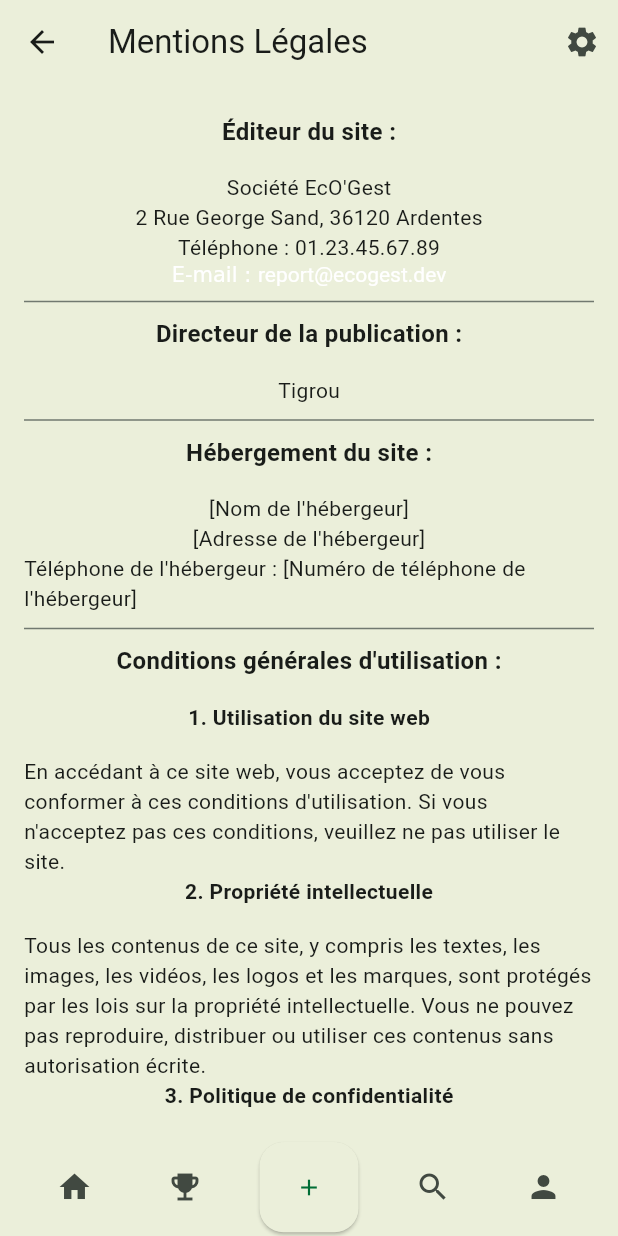
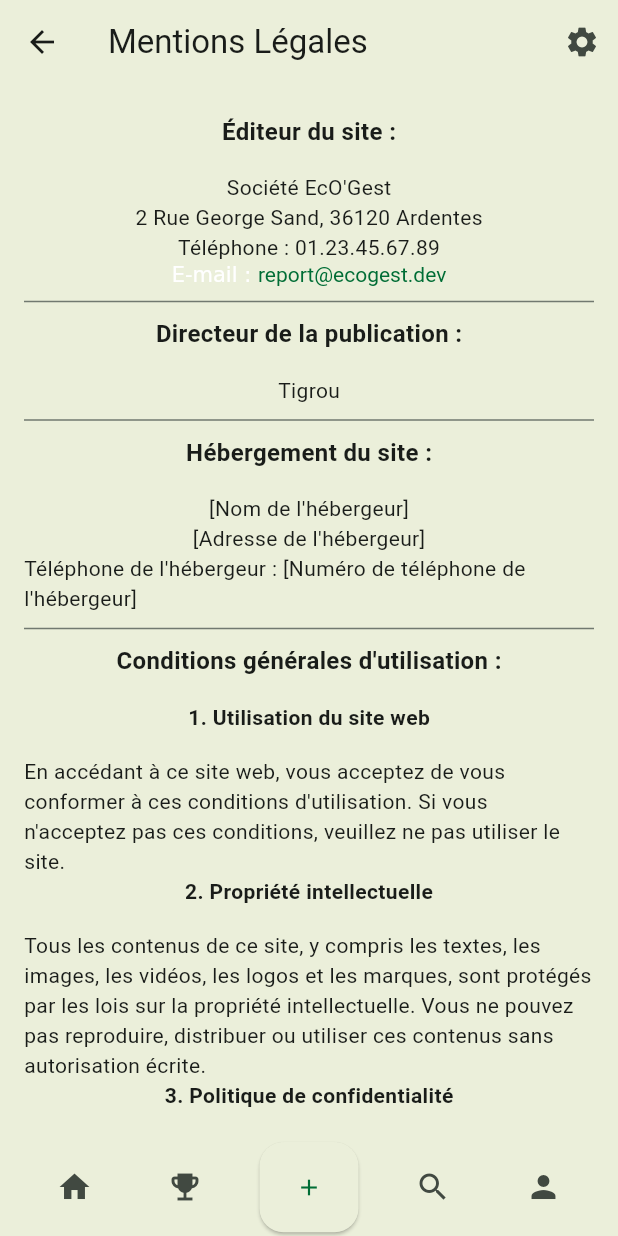
Before and after one commit to Eco-Gest/Frontend-Flutter, a Flutter app: the LegalNotices screen opened by its route, on a phone screen of 412 x 824 dp. Run offline on Flutter 3.47's test engine with Material 3 defaults, Android fonts, the phone set to English and light mode, and no system bars; our stand-ins replace bloc, date_field, email_validator, flutter_bloc, flutter_secure_storage, go_router and 2 more; missing offline and left inert: flutter_tagging_plus; accounts and stored records are empty.

Commit message:
fix ecogestTheme errors

```diff
--- a/ecogest_front/lib/views/legal/legal_notices_view.dart
+++ b/ecogest_front/lib/views/legal/legal_notices_view.dart
@@ -36,7 +36,7 @@ class LegalNotices extends StatelessWidget {
                       ),
                       TextSpan(
                         text: 'report@ecogest.dev',
-                        style: const TextStyle(color: EcogestTheme.primary),
+                        style: TextStyle(color: lightColorScheme.primary),
                         recognizer: TapGestureRecognizer()
                           ..onTap = () async {
                             // Launch email application
--- a/ecogest_front/lib/views/legal/privacy_policy_view.dart
+++ b/ecogest_front/lib/views/legal/privacy_policy_view.dart
@@ -124,7 +124,7 @@ class PrivacyPolicy extends StatelessWidget {
                       ),
                       TextSpan(
                         text: 'contact@egogest.dev',
-                        style: const TextStyle(color: EcogestTheme.primary),
+                        style: TextStyle(color: lightColorScheme.primary),
                         recognizer: TapGestureRecognizer()
                           ..onTap = () async {
                             // Launch email application
--- a/ecogest_front/lib/views/settings_view.dart
+++ b/ecogest_front/lib/views/settings_view.dart
@@ -46,7 +46,7 @@ class SettingsView extends StatelessWidget {
                             Switch.adaptive(
                               // This bool value toggles the switch.
                               value: state.isDarkMode,
-                              activeColor: EcogestTheme.primary,
+                              activeColor: lightColorScheme.primary,
                               onChanged: (bool value) {
                                 // This is called when the user toggles the switch.
                                 context
```
